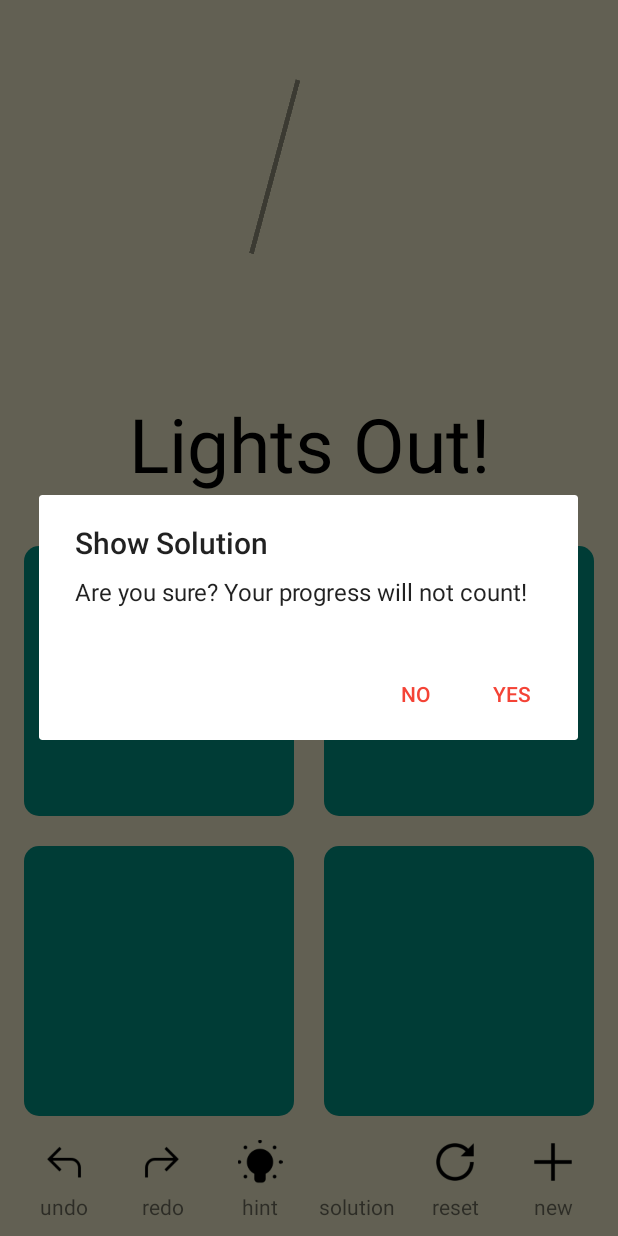
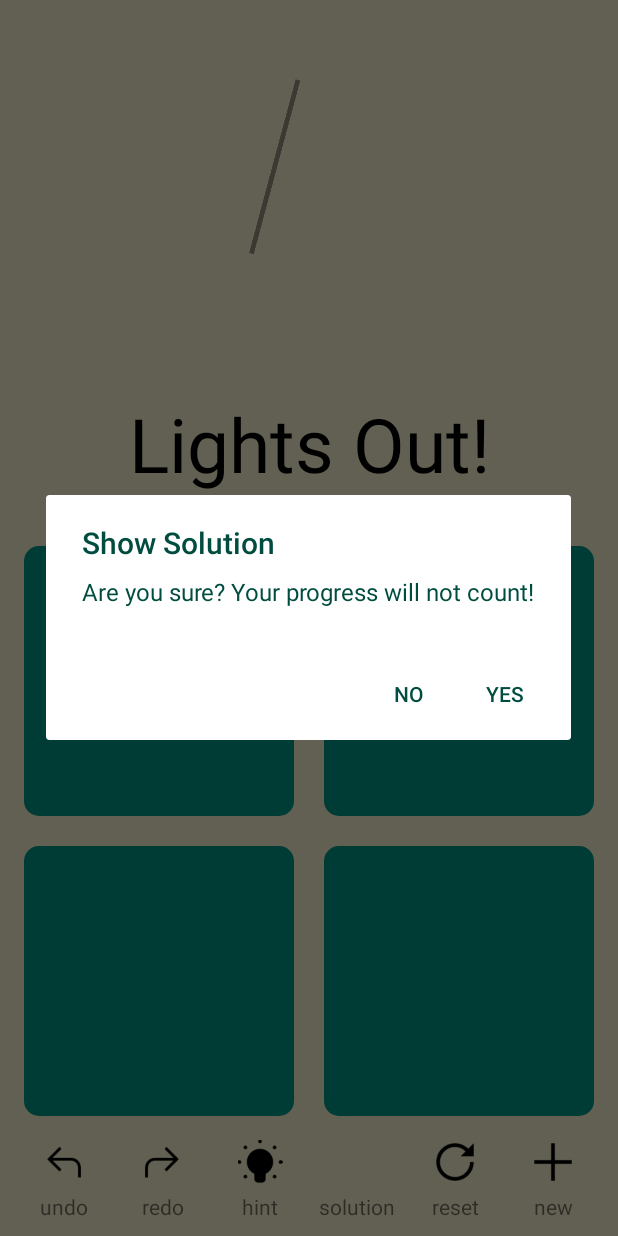
Before and after one commit to hogeleka/lights_out_android, an Android app: the GameGridActivity screen opened directly, with no data from a screen before it, after a tap on "solution", on a phone screen of 412 x 824 dp. Run offline under Robolectric (Android 15) with nearby library versions, the light colour scheme and no system bars; our stand-ins replace data binding.

Commit message:
modify level selector to include db checks and style alert dialogs

```diff
--- a/app/src/main/java/com/algorithmandblues/lightsout/GameGridActivity.java
+++ b/app/src/main/java/com/algorithmandblues/lightsout/GameGridActivity.java
@@ -300,7 +300,7 @@ public class GameGridActivity extends AppCompatActivity {
         showSolution.setBackgroundColor(getResources().getColor(R.color.transparent));
         showSolution.setOnClickListener(v -> {
             if (!gameInstance.getHasSeenSolution()) {
-                AlertDialog.Builder builder = new AlertDialog.Builder(GameGridActivity.this);
+                AlertDialog.Builder builder = new AlertDialog.Builder(GameGridActivity.this, R.style.AlertDialogStyle);
                 builder.setTitle(getString(R.string.show_solution_title))
                         .setMessage(R.string.show_soltuion_confirmation)
                         .setCancelable(true)
--- a/app/src/main/java/com/algorithmandblues/lightsout/HomePageActivity.java
+++ b/app/src/main/java/com/algorithmandblues/lightsout/HomePageActivity.java
@@ -31,7 +31,7 @@ public class HomePageActivity extends AppCompatActivity {
 
     @Override
     public void onBackPressed() {
-        AlertDialog.Builder ab = new AlertDialog.Builder(HomePageActivity.this);
+        AlertDialog.Builder ab = new AlertDialog.Builder(HomePageActivity.this, R.style.AlertDialogStyle);
         ab.setTitle(getResources().getString(R.string.exit_game_title));
         ab.setMessage(getResources().getString(R.string.exit_game_question));
         ab.setPositiveButton(getResources().getString(R.string.yes), (dialog, which) -> {
--- a/app/src/main/res/values/colors.xml
+++ b/app/src/main/res/values/colors.xml
@@ -13,10 +13,6 @@
     <color name="bulb_off_color">#004d40</color>
     <color name="navigation_bar_color">#004d40</color>
     <color name="progress_bar_fill">#004d40</color>
-
-<!--    #02aab0 → #00cdac-->
-<!--    #141e30 → #243b55-->
-<!--    #eacda3 → #d6ae7b-->
     #F2A65A#772F1A
 
 </resources>
--- a/app/src/main/res/values/styles.xml
+++ b/app/src/main/res/values/styles.xml
@@ -24,6 +24,12 @@
         <item name="android:background">?android:attr/listDivider</item>
     </style>
 
+    <style name="AlertDialogStyle" parent="Theme.AppCompat.Light.Dialog">
+        <item name="android:color">@color/background_color</item>
+        <item name="android:textColor">@color/bulb_off_color</item>
+        <item name="android:textColorPrimary">@color/bulb_off_color</item>
+    </style>
+
 <!--    <style name="customprogressbar"-->
 <!--        <item name="android:attr/">-->
 <!--    </style>-->
```
Also changed, not shown: app/src/main/java/com/algorithmandblues/lightsout/LevelSelectorFragment.java (+46 -27 lines).
